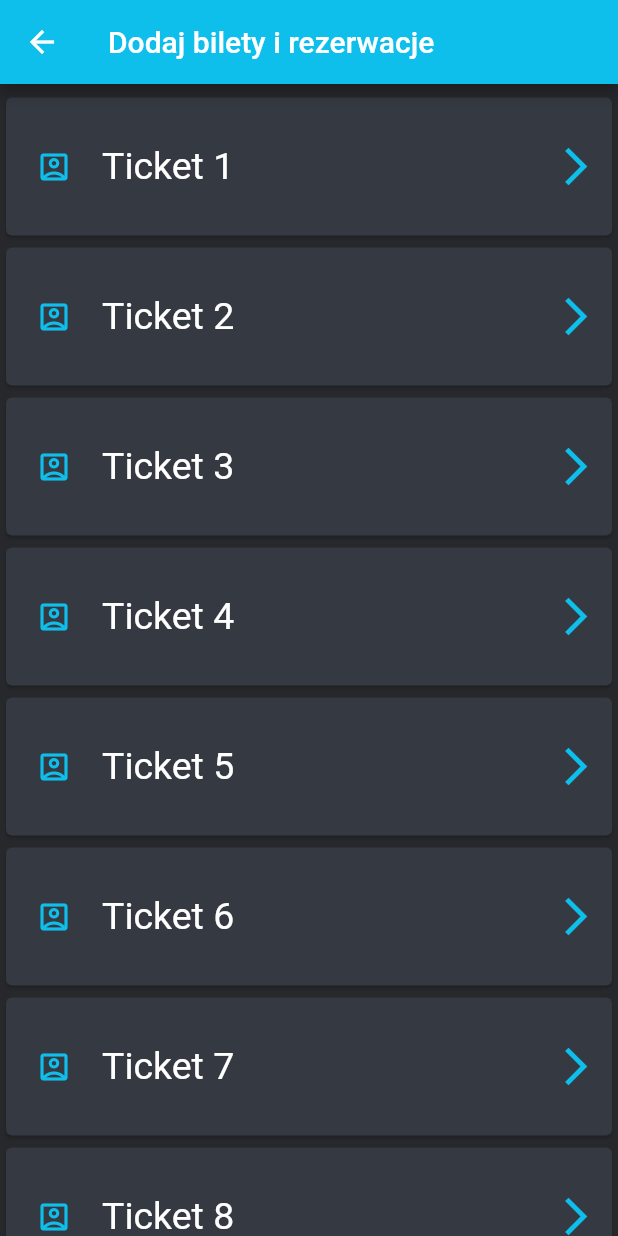
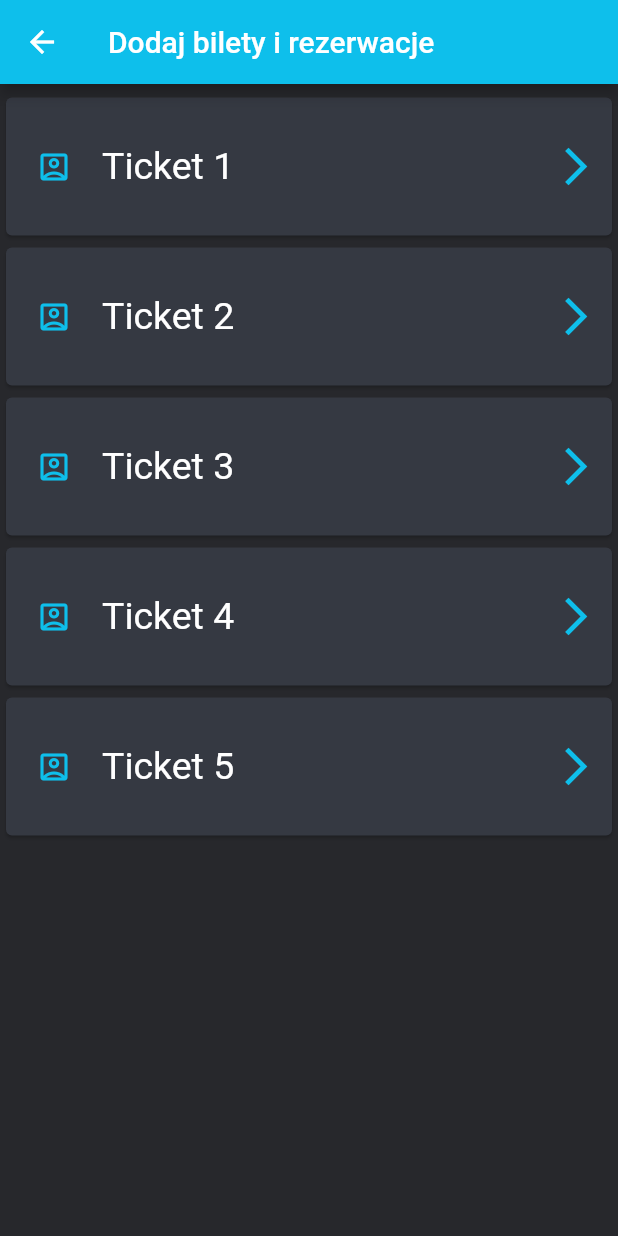
Before and after one commit to KomorowskiKuba/mobile-trip-planner, a Flutter app: the AddTicketsScreen screen opened directly, on a phone screen of 412 x 824 dp. Run offline on Flutter 3.47's test engine with Material 2 defaults, Android fonts, the phone set to English and light mode, and no system bars; our stand-ins replace google_maps_flutter, shared_preferences; missing offline and left inert: date_range_picker; accounts and stored records are empty.

Commit message:
Added slidable removing widget, improved notes screen

```diff
--- a/lib/screens/add_tickets.dart
+++ b/lib/screens/add_tickets.dart
@@ -1,11 +1,16 @@
 import 'package:flutter/material.dart';
-
 import 'package:mobile_trip_planner/models/ticket_model.dart';
 import 'package:mobile_trip_planner/screens/ticket_view.dart';
+import 'package:mobile_trip_planner/widgets/checklist_item_widget_dismissible.dart';
 import 'package:mobile_trip_planner/widgets/my_app_bar.dart';
 import 'package:mobile_trip_planner/widgets/next_screen_tile.dart';
 
-class AddTicketsScreen extends StatelessWidget {
+class AddTicketsScreen extends StatefulWidget {
+  @override
+  _AddTicketsScreenState createState() => _AddTicketsScreenState();
+}
+
+class _AddTicketsScreenState extends State<AddTicketsScreen> {
   final List<Ticket> _tickets = [
     Ticket(
         'Ticket 1',
@@ -31,41 +36,6 @@ class AddTicketsScreen extends StatelessWidget {
         'Ticket 5',
         Image(
           image: AssetImage('lib/assets/images/paris.jpg'),
-        )),
-    Ticket(
-        'Ticket 6',
-        Image(
-          image: AssetImage('lib/assets/images/paris.jpg'),
-        )),
-    Ticket(
-        'Ticket 7',
-        Image(
-          image: AssetImage('lib/assets/images/paris.jpg'),
-        )),
-    Ticket(
-        'Ticket 8',
-        Image(
-          image: AssetImage('lib/assets/images/paris.jpg'),
-        )),
-    Ticket(
-        'Ticket 9',
-        Image(
-          image: AssetImage('lib/assets/images/paris.jpg'),
-        )),
-    Ticket(
-        'Ticket 10',
-        Image(
-          image: AssetImage('lib/assets/images/paris.jpg'),
-        )),
-    Ticket(
-        'Ticket 11',
-        Image(
-          image: AssetImage('lib/assets/images/paris.jpg'),
-        )),
-    Ticket(
-        'Ticket 12',
-        Image(
-          image: AssetImage('lib/assets/images/paris.jpg'),
         ))
   ];
 
@@ -74,23 +44,37 @@ class AddTicketsScreen extends StatelessWidget {
     return Scaffold(
         appBar: MyAppBar.withoutIcons('Dodaj bilety i rezerwacje'),
         backgroundColor: Theme.of(context).backgroundColor,
-      body: SingleChildScrollView(
-        child: Column(
+        body: Column(
           children: [
             SizedBox(
               height: 5,
             ),
-            for (var currentTicket in _tickets)
-              NextScreenTile(
-                  currentTicket.title,
+            Expanded(
+              child: ListView.builder(
+                itemCount: _tickets.length,
+                itemBuilder: (context, index) {
+                  final ticket = _tickets[index];
+
+                  return Dismissible(
+                      direction: DismissDirection.startToEnd,
+                      background: DismissibleItemBackground(),
+                      key: Key(ticket.title),
+                      onDismissed: (direction) {
+                        setState(() {
+                          _tickets.removeAt(index);
+                        });
+                      },
+                      child: NextScreenTile(
+                          ticket.title,
                           Icon(
                             Icons.account_box_outlined,
                             color: Theme.of(context).accentColor,
                           ),
-                  TicketView(currentTicket)), //TODO: Change icon to ticket icon
-          ],
+                          TicketView(ticket)));
+                },
               ),
             ),
-    );
+          ],
+        ));
   }
 }
--- a/lib/screens/plan_trip.dart
+++ b/lib/screens/plan_trip.dart
@@ -20,7 +20,6 @@ class TripPlanScreen extends StatelessWidget {
           print('Zapisano!');
           _isSaved = true;
           print(_isSaved);
-
         }),
         backgroundColor: Theme.of(context).backgroundColor,
         body: SingleChildScrollView(
@@ -62,7 +61,7 @@ class TripPlanScreen extends StatelessWidget {
                       Icons.notes,
                       color: Theme.of(context).accentColor,
                     ),
-                    AddNotesScreen()),
+                    NotesScreen()),
               ),
               Center(
                 child: NextScreenTile(
@@ -106,8 +105,7 @@ class TripPlanScreen extends StatelessWidget {
                     ),
                   ],
                 );
-            }
-          );
+              });
         }
         return Future.value(false);
       },
```
Also changed, not shown: lib/screens/add_baggage_list.dart (+2 -21 lines), lib/screens/add_notes.dart (+34 -11 lines), lib/screens/note_view.dart (+25 -3 lines), lib/widgets/checklist_item_widget_dismissible.dart (added, +26 -0 lines), lib/widgets/note_preview_widget.dart (+13 -6 lines), 1 other file. Lines whose indentation alone changed are shown as unchanged.
